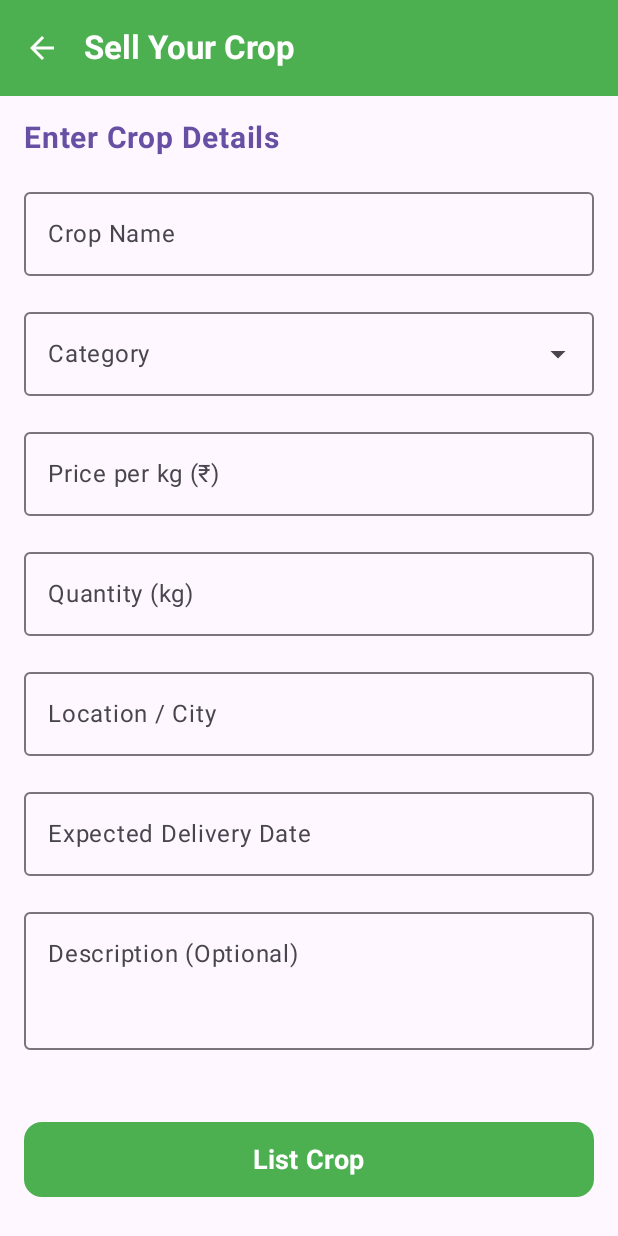
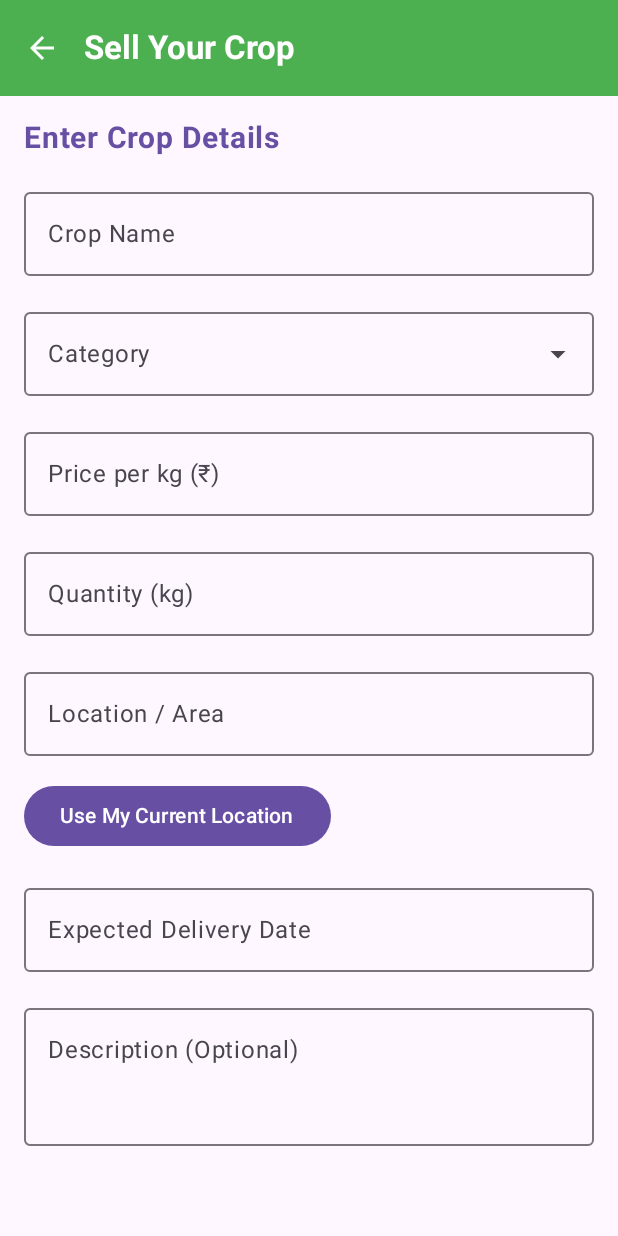
Before and after one commit to sumitsahu98/Sell-Crops, an Android app built with Jetpack Compose: the SellCropScreen screen opened through its navigation route, on a phone screen of 412 x 824 dp. Run offline under Robolectric (Android 15) with nearby library versions, the phone set to English and light mode, and no system bars; our stand-ins replace Firebase (no records; nobody signed in at launch, a user with empty details on screens opened directly).

Commit message:
Show current location using gps at home page

```diff
--- a/app/build.gradle.kts
+++ b/app/build.gradle.kts
@@ -68,7 +68,7 @@ dependencies {
     implementation("androidx.navigation:navigation-compose:2.8.0")
     implementation("androidx.compose.material:material-icons-extended:1.6.7")
     implementation(libs.androidx.compose.foundation)
-
+    implementation("com.google.android.gms:play-services-location:21.2.0")
     // -------------------
     // Firebase BoM
     // -------------------
--- /dev/null
+++ b/app/src/main/java/com/example/authapp/GetCurrentLocation.kt
@@ -0,0 +1,54 @@
+package com.example.authapp.utils
+
+import android.annotation.SuppressLint
+import android.content.Context
+import android.location.Geocoder
+import android.widget.Toast
+import com.google.android.gms.location.FusedLocationProviderClient
+import com.google.android.gms.location.LocationServices
+import java.util.Locale
+
+/**
+ * Fetches the user's current location and returns a detailed address.
+ * Result format: "SubLocality, City (State)" if sub-locality is available,
+ * otherwise "City (State)".
+ *
+ * Make sure location permission (ACCESS_FINE_LOCATION) is already granted
+ * before calling this function.
+ */
+@SuppressLint("MissingPermission") // Permission is checked before calling
+fun getDetailedLocation(context: Context, onLocationResult: (String) -> Unit) {
+    val fusedLocationClient: FusedLocationProviderClient =
+        LocationServices.getFusedLocationProviderClient(context)
+
+    fusedLocationClient.lastLocation.addOnSuccessListener { location ->
+        if (location != null) {
+            try {
+                val geocoder = Geocoder(context, Locale.getDefault())
+                val addresses = geocoder.getFromLocation(location.latitude, location.longitude, 1)
+
+                if (!addresses.isNullOrEmpty()) {
+                    val subLocality = addresses[0].subLocality ?: "" // e.g., Karond
+                    val city = addresses[0].locality ?: ""           // e.g., Bhopal
+                    val state = addresses[0].adminArea ?: ""         // e.g., MP
+
+                    val detailedAddress = if (subLocality.isNotEmpty())
+                        "$subLocality, $city ($state)"
+                    else
+                        "$city ($state)"
+
+                    onLocationResult(detailedAddress)
+                } else {
+                    Toast.makeText(context, "Unable to fetch address", Toast.LENGTH_SHORT).show()
+                }
+
+            } catch (e: Exception) {
+                Toast.makeText(context, "Error getting location: ${e.message}", Toast.LENGTH_SHORT).show()
+            }
+        } else {
+            Toast.makeText(context, "Location not available. Try moving outdoors.", Toast.LENGTH_SHORT).show()
+        }
+    }.addOnFailureListener { e ->
+        Toast.makeText(context, "Failed to get location: ${e.message}", Toast.LENGTH_SHORT).show()
+    }
+}
--- /dev/null
+++ b/app/src/main/java/com/example/authapp/GetLocationPermission.kt
@@ -0,0 +1,41 @@
+import android.Manifest
+import android.content.pm.PackageManager
+import androidx.activity.compose.rememberLauncherForActivityResult
+import androidx.activity.result.contract.ActivityResultContracts
+import androidx.compose.material3.Button
+import androidx.compose.material3.Text
+import androidx.compose.runtime.*
+import androidx.compose.ui.platform.LocalContext
+import androidx.core.content.ContextCompat
+
+@Composable
+fun LocationPermissionButton(onGranted: () -> Unit) {
+    val context = LocalContext.current
+
+    // Launcher for runtime permission
+    val permissionLauncher = rememberLauncherForActivityResult(
+        contract = ActivityResultContracts.RequestPermission()
+    ) { isGranted ->
+        if (isGranted) {
+            onGranted()
+        } else {
+            println("Location permission denied")
+        }
+    }
+
+    Button(onClick = {
+        val hasPermission = ContextCompat.checkSelfPermission(
+            context,
+            Manifest.permission.ACCESS_FINE_LOCATION
+        ) == PackageManager.PERMISSION_GRANTED
+
+        if (hasPermission) {
+            onGranted() // safe to access location
+        } else {
+            // request permission
+            permissionLauncher.launch(Manifest.permission.ACCESS_FINE_LOCATION)
+        }
+    }) {
+        Text("Use My Current Location")
+    }
+}
--- a/app/src/main/java/com/example/authapp/HomeScreen.kt
+++ b/app/src/main/java/com/example/authapp/HomeScreen.kt
@@ -43,7 +43,6 @@ fun HomeScreen(navController: NavController, cartViewModel: CartViewModel) {
     Scaffold(
         topBar = {
             TopNavBar(
-                title = "New Delhi, India",
                 cartCount = cartViewModel.cartItems.size,
                 onCartClick = { navController.navigate("cart") }
             )
--- a/app/src/main/java/com/example/authapp/SellCropScreen.kt
+++ b/app/src/main/java/com/example/authapp/SellCropScreen.kt
@@ -1,5 +1,8 @@
 package com.example.authapp
 
+import LocationPermissionButton
+import android.content.pm.PackageManager
+import android.widget.Toast
 import androidx.compose.foundation.layout.*
 import androidx.compose.foundation.rememberScrollState
 import androidx.compose.foundation.text.KeyboardOptions
@@ -14,7 +17,12 @@ import androidx.compose.ui.unit.dp
 import androidx.compose.ui.unit.sp
 import androidx.navigation.NavController
 import androidx.compose.ui.graphics.Color
+import androidx.compose.ui.platform.LocalContext
 import androidx.compose.ui.text.input.KeyboardType
+import androidx.core.app.ActivityCompat
+//import com.example.authapp.utils.getCurrentLocation
+import com.example.authapp.utils.getDetailedLocation
+import java.util.jar.Manifest
 
 @OptIn(ExperimentalMaterial3Api::class)
 @Composable
@@ -134,14 +142,24 @@ fun SellCropScreen(navController: NavController) {
                 singleLine = true,
                 keyboardOptions = KeyboardOptions(keyboardType = KeyboardType.Number)
             )
-            // Location
+
+            val context = LocalContext.current
+
+// Text field for manual input
             OutlinedTextField(
                 value = cropLocation,
                 onValueChange = { cropLocation = it },
-                label = { Text("Location / City") },
+                label = { Text("Location / Area") },
                 modifier = Modifier.fillMaxWidth(),
                 singleLine = true
             )
+
+            // Button to get current location
+            LocationPermissionButton {
+                getDetailedLocation(context) { detailedAddress ->
+                    cropLocation = detailedAddress
+                }
+            }
 
             // Delivery Date
             OutlinedTextField(
--- a/app/src/main/java/com/example/authapp/topNavBar.kt
+++ b/app/src/main/java/com/example/authapp/topNavBar.kt
@@ -1,27 +1,75 @@
 package com.example.authapp
 
+import android.Manifest
+import android.content.pm.PackageManager
+import androidx.activity.compose.rememberLauncherForActivityResult
+import androidx.activity.result.contract.ActivityResultContracts
 import androidx.compose.foundation.layout.Column
 import androidx.compose.material.icons.Icons
 import androidx.compose.material.icons.filled.ShoppingCart
 import androidx.compose.material3.*
-import androidx.compose.runtime.Composable
+import androidx.compose.runtime.*
 import androidx.compose.ui.graphics.Color
+import androidx.compose.ui.platform.LocalContext
 import androidx.compose.ui.text.font.FontWeight
+import androidx.compose.ui.text.style.TextOverflow
 import androidx.compose.ui.unit.sp
-//import androidx.navigation.NavController
+import androidx.core.content.ContextCompat
+import com.example.authapp.utils.getDetailedLocation
 
 @OptIn(ExperimentalMaterial3Api::class)
 @Composable
 fun TopNavBar(
-    title: String = "New Delhi, India",      // Display location or screen title
-    cartCount: Int = 0,                       // Badge count
-    onCartClick: (() -> Unit)? = null         // Action when cart icon is clicked
+    cartCount: Int = 0,
+    onCartClick: (() -> Unit)? = null
 ) {
+    val context = LocalContext.current
+    var locationText by remember { mutableStateOf("Fetching location...") }
+
+    // Permission launcher
+    val permissionLauncher = rememberLauncherForActivityResult(
+        contract = ActivityResultContracts.RequestPermission()
+    ) { isGranted ->
+        if (isGranted) {
+            getDetailedLocation(context) { address ->
+                locationText = address
+            }
+        } else {
+            locationText = "Location permission denied"
+        }
+    }
+
+    // Check permission and fetch location
+    LaunchedEffect(Unit) {
+        val hasPermission = ContextCompat.checkSelfPermission(
+            context,
+            Manifest.permission.ACCESS_FINE_LOCATION
+        ) == PackageManager.PERMISSION_GRANTED
+
+        if (hasPermission) {
+            getDetailedLocation(context) { address ->
+                locationText = address
+            }
+        } else {
+            permissionLauncher.launch(Manifest.permission.ACCESS_FINE_LOCATION)
+        }
+    }
+
+    // Top App Bar
     TopAppBar(
         title = {
             Column {
-                Text("Current Location", fontSize = 14.sp, color = Color.Gray)
-                Text(title, fontWeight = FontWeight.Bold)
+                Text(
+                    "Current Location",
+                    fontSize = 14.sp,
+                    color = Color.Gray
+                )
+                Text(
+                    text = locationText,
+                    fontWeight = FontWeight.Bold,
+                    maxLines = 1,
+                    overflow = TextOverflow.Ellipsis
+                )
             }
         },
         actions = {
@@ -45,7 +93,5 @@ fun TopNavBar(
             titleContentColor = Color.White,
             actionIconContentColor = Color.White
         )
-
-
     )
 }
```
Also changed, not shown: app/src/main/AndroidManifest.xml (+6 -2 lines).
